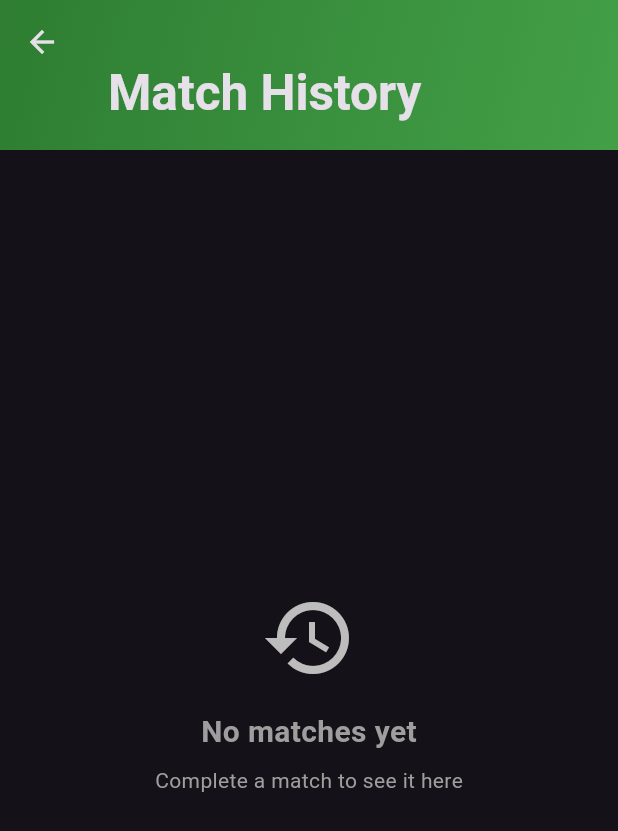
After one commit to 3bdallaaa/Padel-referee-mobile-app, a Flutter app: the screen it shows after launch, after a tap on the "history" icon, on a phone screen of 412 x 824 dp. The commit adds this screen. Shown: the top 831 px of the screen. Run offline on Flutter 3.47's test engine with Material 3 defaults, Android fonts, the phone set to English and light mode, and no system bars; our stand-ins replace flutter_tts, shared_preferences.

Commit message:
added game history board

```diff
--- /dev/null
+++ b/lib/match_history.dart
@@ -0,0 +1,409 @@
+import 'dart:convert';
+import 'package:flutter/material.dart';
+import 'package:shared_preferences/shared_preferences.dart';
+
+// ---------------- MATCH RECORD MODEL ----------------
+class MatchRecord {
+  final String id;
+  final DateTime dateTime;
+  final List<String> players;
+  final int setsA;
+  final int setsB;
+  final int gamesA;
+  final int gamesB;
+  final String winner;
+
+  MatchRecord({
+    required this.id,
+    required this.dateTime,
+    required this.players,
+    required this.setsA,
+    required this.setsB,
+    required this.gamesA,
+    required this.gamesB,
+    required this.winner,
+  });
+
+  Map<String, dynamic> toJson() => {
+        'id': id,
+        'dateTime': dateTime.toIso8601String(),
+        'players': players,
+        'setsA': setsA,
+        'setsB': setsB,
+        'gamesA': gamesA,
+        'gamesB': gamesB,
+        'winner': winner,
+      };
+
+  factory MatchRecord.fromJson(Map<String, dynamic> json) => MatchRecord(
+        id: json['id'] as String,
+        dateTime: DateTime.parse(json['dateTime'] as String),
+        players: List<String>.from(json['players'] as List),
+        setsA: json['setsA'] as int,
+        setsB: json['setsB'] as int,
+        gamesA: json['gamesA'] as int,
+        gamesB: json['gamesB'] as int,
+        winner: json['winner'] as String,
+      );
+}
+
+// ---------------- HISTORY SERVICE ----------------
+class HistoryService {
+  static const _key = 'match_history';
+
+  static Future<void> saveMatch(MatchRecord record) async {
+    final prefs = await SharedPreferences.getInstance();
+    final List<String> existing = prefs.getStringList(_key) ?? [];
+    existing.insert(0, jsonEncode(record.toJson()));
+    await prefs.setStringList(_key, existing);
+  }
+
+  static Future<List<MatchRecord>> getMatches() async {
+    final prefs = await SharedPreferences.getInstance();
+    final List<String> raw = prefs.getStringList(_key) ?? [];
+    return raw
+        .map((e) => MatchRecord.fromJson(jsonDecode(e) as Map<String, dynamic>))
+        .toList();
+  }
+
+  static Future<void> clearHistory() async {
+    final prefs = await SharedPreferences.getInstance();
+    await prefs.remove(_key);
+  }
+}
+
+// ---------------- HISTORY SCREEN ----------------
+class HistoryScreen extends StatefulWidget {
+  const HistoryScreen({super.key});
+
+  @override
+  State<HistoryScreen> createState() => _HistoryScreenState();
+}
+
+class _HistoryScreenState extends State<HistoryScreen> {
+  List<MatchRecord> _matches = [];
+  bool _loading = true;
+
+  @override
+  void initState() {
+    super.initState();
+    _load();
+  }
+
+  Future<void> _load() async {
+    final matches = await HistoryService.getMatches();
+    setState(() {
+      _matches = matches;
+      _loading = false;
+    });
+  }
+
+  Future<void> _confirmClear() async {
+    final confirmed = await showDialog<bool>(
+      context: context,
+      builder: (ctx) => AlertDialog(
+        shape: RoundedRectangleBorder(
+          borderRadius: BorderRadius.circular(20),
+        ),
+        title: const Text('Clear History'),
+        content: const Text(
+            'Are you sure you want to delete all match history? This cannot be undone.'),
+        actions: [
+          TextButton(
+            onPressed: () => Navigator.pop(ctx, false),
+            child: const Text('Cancel'),
+          ),
+          ElevatedButton(
+            style: ElevatedButton.styleFrom(
+              backgroundColor: Colors.red,
+              foregroundColor: Colors.white,
+            ),
+            onPressed: () => Navigator.pop(ctx, true),
+            child: const Text('Clear All'),
+          ),
+        ],
+      ),
+    );
+
+    if (confirmed == true) {
+      await HistoryService.clearHistory();
+      _load();
+    }
+  }
+
+  String _formatDate(DateTime dt) {
+    final d = dt.toLocal();
+    final month = _twoDigits(d.month);
+    final day = _twoDigits(d.day);
+    final hour = _twoDigits(d.hour);
+    final minute = _twoDigits(d.minute);
+    return '$month/$day/${d.year}  $hour:$minute';
+  }
+
+  String _twoDigits(int n) => n.toString().padLeft(2, '0');
+
+  @override
+  Widget build(BuildContext context) {
+    return Scaffold(
+      body: CustomScrollView(
+        slivers: [
+          SliverAppBar(
+            expandedHeight: 100,
+            floating: false,
+            pinned: true,
+            leading: IconButton(
+              icon: const Icon(Icons.arrow_back),
+              onPressed: () => Navigator.pop(context),
+            ),
+            flexibleSpace: FlexibleSpaceBar(
+              title: const Text(
+                'Match History',
+                style: TextStyle(fontWeight: FontWeight.bold),
+              ),
+              background: Container(
+                decoration: BoxDecoration(
+                  gradient: LinearGradient(
+                    colors: [
+                      Colors.green[800]!,
+                      Colors.green[600]!,
+                    ],
+                    begin: Alignment.topLeft,
+                    end: Alignment.bottomRight,
+                  ),
+                ),
+              ),
+            ),
+            actions: [
+              if (_matches.isNotEmpty)
+                IconButton(
+                  icon: const Icon(Icons.delete_sweep, color: Colors.white),
+                  tooltip: 'Clear All',
+                  onPressed: _confirmClear,
+                ),
+            ],
+          ),
+          if (_loading)
+            const SliverFillRemaining(
+              child: Center(child: CircularProgressIndicator()),
+            )
+          else if (_matches.isEmpty)
+            SliverFillRemaining(
+              child: Center(
+                child: Column(
+                  mainAxisAlignment: MainAxisAlignment.center,
+                  children: [
+                    Icon(
+                      Icons.history,
+                      size: 64,
+                      color: Colors.grey[400],
+                    ),
+                    const SizedBox(height: 16),
+                    Text(
+                      'No matches yet',
+                      style: TextStyle(
+                        fontSize: 20,
+                        fontWeight: FontWeight.bold,
+                        color: Colors.grey[500],
+                      ),
+                    ),
+                    const SizedBox(height: 8),
+                    Text(
+                      'Complete a match to see it here',
+                      style: TextStyle(
+                        fontSize: 14,
+                        color: Colors.grey[500],
+                      ),
+                    ),
+                  ],
+                ),
+              ),
+            )
+          else
+            SliverPadding(
+              padding: const EdgeInsets.all(16),
+              sliver: SliverList(
+                delegate: SliverChildBuilderDelegate(
+                  (context, index) {
+                    final match = _matches[index];
+                    return _buildMatchCard(match);
+                  },
+                  childCount: _matches.length,
+                ),
+              ),
+            ),
+        ],
+      ),
+    );
+  }
+
+  Widget _buildMatchCard(MatchRecord match) {
+    final teamA = '${match.players[0]} & ${match.players[1]}';
+    final teamB = '${match.players[2]} & ${match.players[3]}';
+    final isTeamAWinner = match.winner == 'A';
+
+    return Card(
+      elevation: 6,
+      margin: const EdgeInsets.only(bottom: 16),
+      shape: RoundedRectangleBorder(
+        borderRadius: BorderRadius.circular(20),
+      ),
+      child: Padding(
+        padding: const EdgeInsets.all(16),
+        child: Column(
+          crossAxisAlignment: CrossAxisAlignment.start,
+          children: [
+            Row(
+              mainAxisAlignment: MainAxisAlignment.spaceBetween,
+              children: [
+                Row(
+                  children: [
+                    Icon(
+                      Icons.calendar_today,
+                      size: 14,
+                      color: Colors.grey[500],
+                    ),
+                    const SizedBox(width: 6),
+                    Text(
+                      _formatDate(match.dateTime),
+                      style: TextStyle(
+                        fontSize: 12,
+                        color: Colors.grey[500],
+                        fontWeight: FontWeight.w600,
+                      ),
+                    ),
+                  ],
+                ),
+                Container(
+                  padding: const EdgeInsets.symmetric(
+                    horizontal: 10,
+                    vertical: 4,
+                  ),
+                  decoration: BoxDecoration(
+                    color: isTeamAWinner
+                        ? Colors.blue.withValues(alpha: 0.15)
+                        : Colors.orange.withValues(alpha: 0.15),
+                    borderRadius: BorderRadius.circular(12),
+                  ),
+                  child: Text(
+                    isTeamAWinner ? 'Team A Wins' : 'Team B Wins',
+                    style: TextStyle(
+                      fontSize: 12,
+                      fontWeight: FontWeight.bold,
+                      color: isTeamAWinner ? Colors.blue : Colors.orange,
+                    ),
+                  ),
+                ),
+              ],
+            ),
+            const SizedBox(height: 16),
+            Row(
+              children: [
+                Expanded(
+                  child: _buildTeamInfo(
+                    teamA,
+                    match.setsA,
+                    match.gamesA,
+                    Colors.blue,
+                    isTeamAWinner,
+                  ),
+                ),
+                Container(
+                  height: 50,
+                  width: 1,
+                  color: Colors.grey[300],
+                  margin: const EdgeInsets.symmetric(horizontal: 12),
+                ),
+                Expanded(
+                  child: _buildTeamInfo(
+                    teamB,
+                    match.setsB,
+                    match.gamesB,
+                    Colors.orange,
+                    !isTeamAWinner,
+                  ),
+                ),
+              ],
+            ),
+          ],
+        ),
+      ),
+    );
+  }
+
+  Widget _buildTeamInfo(
+    String name,
+    int sets,
+    int games,
+    Color color,
+    bool isWinner,
+  ) {
+    return Column(
+      children: [
+        Row(
+          mainAxisAlignment: MainAxisAlignment.center,
+          children: [
+            Icon(
+              isWinner ? Icons.emoji_events : Icons.shield,
+              size: 16,
+              color: isWinner ? Colors.amber : color.withValues(alpha: 0.6),
+            ),
+            const SizedBox(width: 4),
+            Flexible(
+              child: Text(
+                name,
+                textAlign: TextAlign.center,
+                overflow: TextOverflow.ellipsis,
+                style: TextStyle(
+                  fontSize: 14,
+                  fontWeight: FontWeight.bold,
+                  color: isWinner ? color : Colors.grey[600],
+                ),
+              ),
+            ),
+          ],
+        ),
+        const SizedBox(height: 8),
+        Row(
+          mainAxisAlignment: MainAxisAlignment.center,
+          children: [
+            _buildScoreBadge('SETS', sets, color),
+            const SizedBox(width: 12),
+            _buildScoreBadge('GAMES', games, color.withValues(alpha: 0.7)),
+          ],
+        ),
+      ],
+    );
+  }
+
+  Widget _buildScoreBadge(String label, int value, Color color) {
+    return Column(
+      children: [
+        Text(
+          label,
+          style: TextStyle(
+            fontSize: 10,
+            fontWeight: FontWeight.bold,
+            color: Colors.grey[500],
+            letterSpacing: 1,
+          ),
+        ),
+        const SizedBox(height: 4),
+        Container(
+          padding: const EdgeInsets.symmetric(horizontal: 12, vertical: 4),
+          decoration: BoxDecoration(
+            color: color.withValues(alpha: 0.15),
+            borderRadius: BorderRadius.circular(8),
+          ),
+          child: Text(
+            '$value',
+            style: TextStyle(
+              fontSize: 18,
+              fontWeight: FontWeight.bold,
+              color: color,
+            ),
+          ),
+        ),
+      ],
+    );
+  }
+}
--- a/pubspec.yaml
+++ b/pubspec.yaml
@@ -29,6 +29,7 @@ environment:
 # versions available, run `flutter pub outdated`.
 dependencies:
   flutter_tts: ^3.8.5
+  shared_preferences: ^2.2.3
   flutter:
     sdk: flutter
 
```
Also changed, not shown: lib/main.dart (+77 -0 lines), pubspec.lock, 2 other files.
